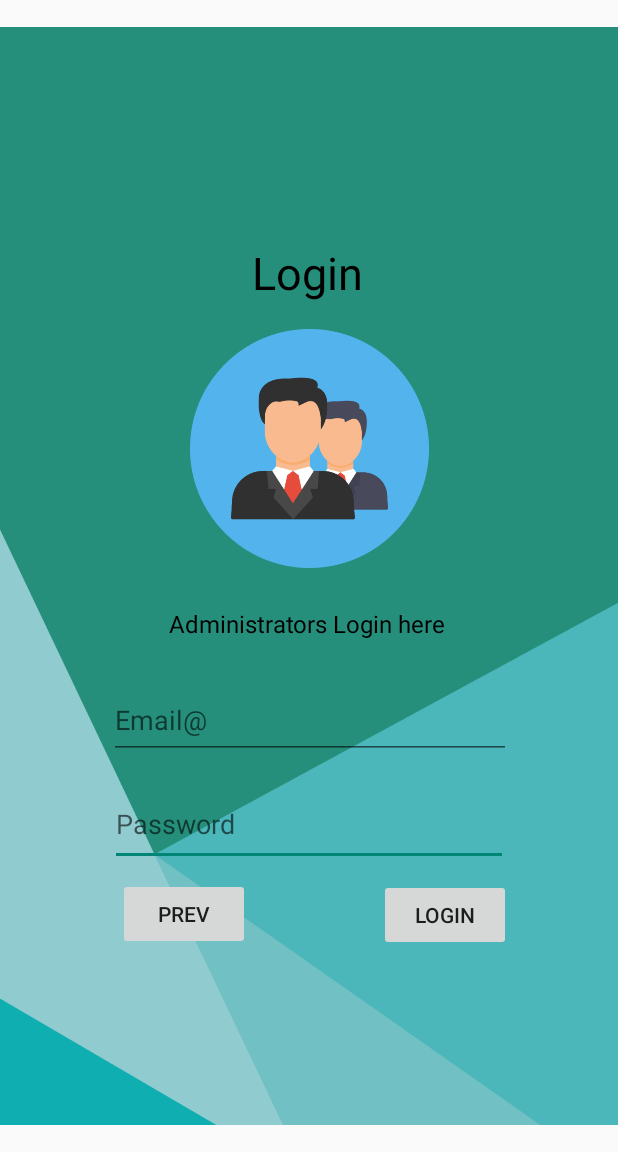
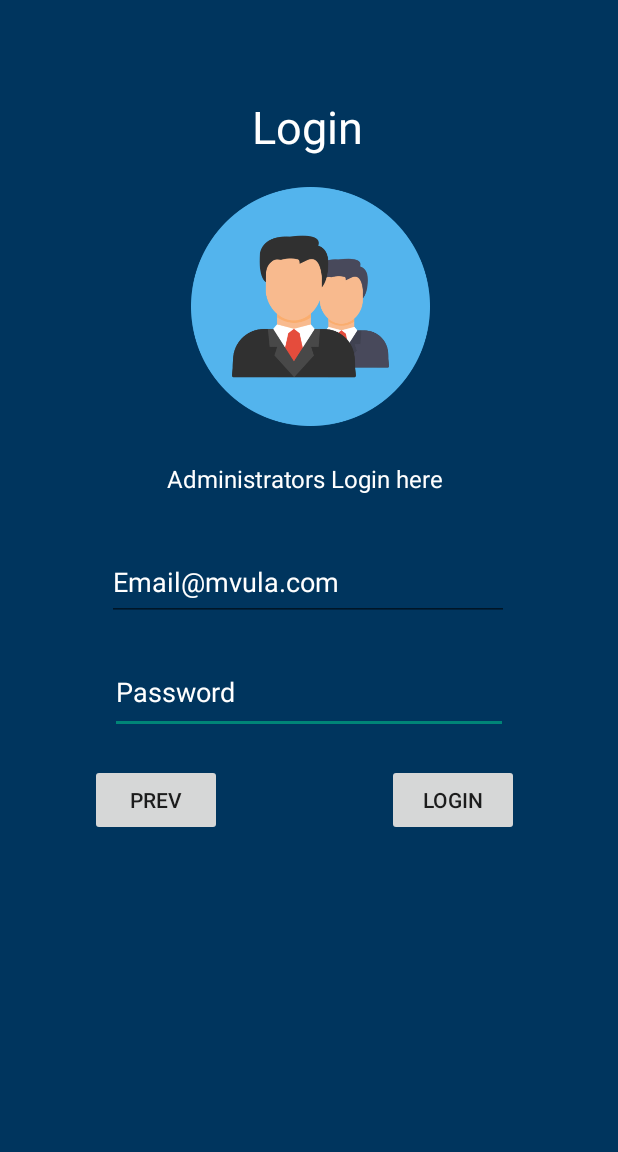
Before and after one commit to ThorisoG/Mvula-Trust-Application, an Android app: the AdminLogin screen opened directly, with no data from a screen before it, on a phone screen of 412 x 824 dp, the part 84-1236 px from its top. Run offline under Robolectric (Android 15) with nearby library versions, the phone set to English and light mode, and no system bars.

Commit message:
Administration ui update(Minor Update)

```diff
--- a/app/src/main/res/layout/activity_admin_login.xml
+++ b/app/src/main/res/layout/activity_admin_login.xml
@@ -2,118 +2,112 @@
 <androidx.constraintlayout.widget.ConstraintLayout xmlns:android="http://schemas.android.com/apk/res/android"
     xmlns:app="http://schemas.android.com/apk/res-auto"
     xmlns:tools="http://schemas.android.com/tools"
+    android:background="@color/blue"
     android:layout_width="match_parent"
     android:layout_height="match_parent"
     tools:context=".AdminLogin">
 
-    <ImageView
-        android:id="@+id/imageView21"
-        android:layout_width="wrap_content"
-        android:layout_height="wrap_content"
+    <EditText
+        android:id="@+id/editTextTextPassword"
+        android:layout_width="265dp"
+        android:layout_height="55dp"
+        android:layout_marginTop="20dp"
+        android:ems="10"
+        android:hint="Password"
+        android:inputType="textPassword"
+        android:textColor="@color/white"
+        android:textColorHint="@color/white"
         app:layout_constraintBottom_toBottomOf="parent"
         app:layout_constraintEnd_toEndOf="parent"
-        app:layout_constraintHorizontal_bias="0.0"
         app:layout_constraintStart_toStartOf="parent"
-        app:layout_constraintTop_toTopOf="parent"
-        app:layout_constraintVertical_bias="0.0"
-        app:srcCompat="@drawable/adminbackground" />
+        app:layout_constraintTop_toBottomOf="@+id/editTextTextEmailAddress"
+        app:layout_constraintVertical_bias="0.0" />
 
     <TextView
         android:id="@+id/textView34"
         android:layout_width="wrap_content"
         android:layout_height="wrap_content"
-        android:layout_marginTop="56dp"
-        android:textColor="@color/black"
         android:text="Login"
+        android:textColor="@color/white"
         android:textSize="30sp"
-        app:layout_constraintBottom_toTopOf="@+id/imageView23"
+        app:layout_constraintBottom_toBottomOf="parent"
         app:layout_constraintEnd_toEndOf="parent"
         app:layout_constraintHorizontal_bias="0.498"
         app:layout_constraintStart_toStartOf="parent"
-        app:layout_constraintTop_toTopOf="@+id/imageView21"
-        app:layout_constraintVertical_bias="0.861" />
-
-    <EditText
-        android:id="@+id/editTextTextPassword"
-        android:layout_width="265dp"
-        android:layout_height="55dp"
-        android:layout_marginBottom="160dp"
-        android:ems="10"
-        android:hint="Password"
-        android:inputType="textPassword"
-        android:textColor="@color/black"
-        app:layout_constraintBottom_toBottomOf="@+id/imageView21"
-        app:layout_constraintEnd_toEndOf="parent"
-        app:layout_constraintStart_toStartOf="parent"
-        app:layout_constraintTop_toBottomOf="@+id/textView37"
-        app:layout_constraintVertical_bias="0.756" />
-
-    <EditText
-        android:id="@+id/editTextTextEmailAddress"
-        android:hint="Email@"
-        android:layout_width="268dp"
-        android:layout_height="51dp"
-        android:layout_marginBottom="16dp"
-        android:ems="10"
-        android:inputType="textEmailAddress"
-        android:textColor="@color/black"
-        app:layout_constraintBottom_toTopOf="@+id/editTextTextPassword"
-        app:layout_constraintEnd_toEndOf="parent"
-        app:layout_constraintHorizontal_bias="0.503"
-        app:layout_constraintStart_toStartOf="parent"
-        app:layout_constraintTop_toBottomOf="@+id/textView37"
-        app:layout_constraintVertical_bias="1.0" />
+        app:layout_constraintTop_toTopOf="parent"
+        app:layout_constraintVertical_bias="0.088" />
 
     <ImageView
         android:id="@+id/imageView23"
         android:layout_width="183dp"
         android:layout_height="159dp"
+        android:layout_marginTop="20dp"
         app:layout_constraintBottom_toBottomOf="parent"
         app:layout_constraintEnd_toEndOf="parent"
+        app:layout_constraintHorizontal_bias="0.504"
         app:layout_constraintStart_toStartOf="parent"
-        app:layout_constraintTop_toTopOf="parent"
-        app:layout_constraintVertical_bias="0.36"
+        app:layout_constraintTop_toBottomOf="@+id/textView34"
+        app:layout_constraintVertical_bias="0.0"
         app:srcCompat="@drawable/manage" />
+
+    <Button
+        android:id="@+id/button3"
+        android:layout_width="wrap_content"
+        android:layout_height="wrap_content"
+        android:layout_marginStart="60dp"
+        android:layout_marginTop="20dp"
+        android:onClick="Prev"
+        android:text="Prev"
+        app:layout_constraintBottom_toBottomOf="parent"
+        app:layout_constraintEnd_toStartOf="@+id/loginadmin"
+        app:layout_constraintHorizontal_bias="0.0"
+        app:layout_constraintStart_toStartOf="parent"
+        app:layout_constraintTop_toBottomOf="@+id/editTextTextPassword"
+        app:layout_constraintVertical_bias="0.0" />
 
     <Button
         android:id="@+id/loginadmin"
         android:layout_width="wrap_content"
         android:layout_height="wrap_content"
-        android:layout_marginBottom="112dp"
+        android:layout_marginTop="20dp"
         android:onClick="Login"
         android:text="Login"
         app:layout_constraintBottom_toBottomOf="parent"
         app:layout_constraintEnd_toEndOf="parent"
-        app:layout_constraintHorizontal_bias="0.78"
+        app:layout_constraintHorizontal_bias="0.797"
         app:layout_constraintStart_toStartOf="parent"
         app:layout_constraintTop_toBottomOf="@+id/editTextTextPassword"
-        app:layout_constraintVertical_bias="0.285" />
+        app:layout_constraintVertical_bias="0.0" />
 
     <TextView
         android:id="@+id/textView37"
-        android:layout_width="wrap_content"
-        android:layout_height="wrap_content"
-        android:layout_marginBottom="316dp"
-        android:textColor="@color/black"
+        android:layout_width="190dp"
+        android:layout_height="30dp"
+        android:layout_marginTop="24dp"
         android:text="Administrators Login here"
+        android:textColor="@color/white"
         android:textSize="16sp"
         app:layout_constraintBottom_toBottomOf="parent"
         app:layout_constraintEnd_toEndOf="parent"
-        app:layout_constraintHorizontal_bias="0.497"
+        app:layout_constraintHorizontal_bias="0.502"
         app:layout_constraintStart_toStartOf="parent"
-        app:layout_constraintTop_toBottomOf="@+id/imageView23" />
+        app:layout_constraintTop_toBottomOf="@+id/imageView23"
+        app:layout_constraintVertical_bias="0.0" />
 
-    <Button
-        android:id="@+id/button3"
-        android:layout_width="wrap_content"
-        android:layout_height="wrap_content"
-        android:onClick="Prev"
-        android:text="Prev"
+    <EditText
+        android:id="@+id/editTextTextEmailAddress"
+        android:layout_width="268dp"
+        android:layout_height="51dp"
+        android:layout_marginTop="20dp"
+        android:ems="10"
+        android:hint="Email@mvula.com"
+        android:inputType="textEmailAddress"
+        android:textColor="@color/white"
+        android:textColorHint="@color/white"
         app:layout_constraintBottom_toBottomOf="parent"
-        app:layout_constraintEnd_toStartOf="@+id/loginadmin"
-        app:layout_constraintHorizontal_bias="0.478"
+        app:layout_constraintEnd_toEndOf="parent"
+        app:layout_constraintHorizontal_bias="0.495"
         app:layout_constraintStart_toStartOf="parent"
-        app:layout_constraintTop_toBottomOf="@+id/editTextTextPassword"
-        app:layout_constraintVertical_bias="0.057" />
-
+        app:layout_constraintTop_toBottomOf="@+id/textView37"
+        app:layout_constraintVertical_bias="0.013" />
 </androidx.constraintlayout.widget.ConstraintLayout>
```
Also changed, not shown: app/src/main/res/layout/activity_account_management.xml (+9 -4 lines), app/src/main/res/layout/activity_admin_dashboard.xml (+10 -3 lines), app/src/main/res/layout/activity_administration_menu.xml (+16 -7 lines), app/src/main/res/layout/activity_incoming_donations.xml (+17 -12 lines), app/src/main/res/layout/activity_incoming_volunteers.xml (+9 -6 lines), app/src/main/res/layout/activity_update_admin_password.xml (+35 -22 lines), app/src/main/res/layout/activity_user_account_section.xml (+11 -3 lines), app/src/main/res/layout/activity_user_delete.xml (+15 -8 lines), app/src/main/res/drawable/backgroundui.jpg (added).
